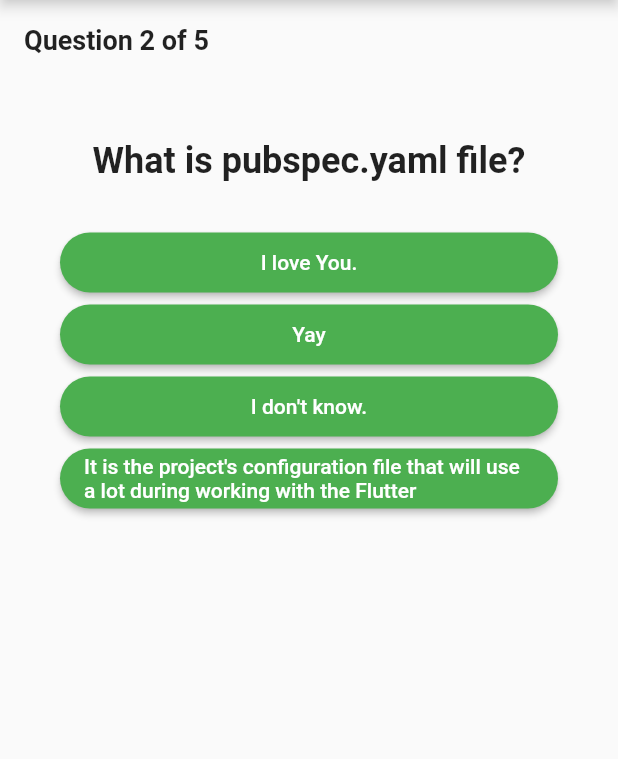
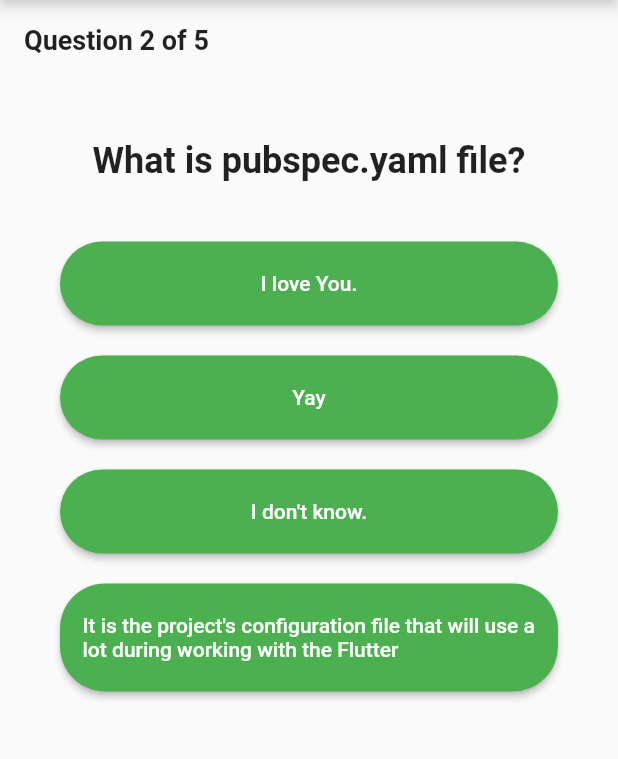
Before and after one commit to ffwatcharin/flutter_training_challenge_HCRL, a Flutter app: the screen it shows after launch, after a tap on "Start Quiz", after a tap on "May the force be with you.", on a phone screen of 412 x 824 dp, the part 90-849 px from its top. Run offline on Flutter 3.47's test engine with Material 2 defaults, Android fonts, the phone set to English and light mode, and no system bars.

Commit message:
edit anser button

```diff
--- a/quiz_app/lib/screens/questions_screen.dart
+++ b/quiz_app/lib/screens/questions_screen.dart
@@ -74,11 +74,14 @@ class _QuestionsScreenState extends State<QuestionsScreen> {
                   ),
                   ...shuffledAnswer.map(
                     (answer) {
-                      return AnswerButton(
-                        answerText: answer,
-                        onTap: () {
-                          answerQustion(answer);
-                        },
+                      return Padding(
+                        padding: const EdgeInsets.symmetric(vertical: 10),
+                        child: AnswerButton(
+                          answerText: answer,
+                          onTap: () {
+                            answerQustion(answer);
+                          },
+                        ),
                       );
                     },
                   ),
--- a/quiz_app/lib/widgets/answer_button.dart
+++ b/quiz_app/lib/widgets/answer_button.dart
@@ -17,9 +17,9 @@ class AnswerButton extends StatelessWidget {
       style: ElevatedButton.styleFrom(
         backgroundColor: Colors.green,
         shape: RoundedRectangleBorder(
-          borderRadius: BorderRadius.circular(100),
+          borderRadius: BorderRadius.circular(30),
         ),
-        fixedSize: const Size(200, 40),
+        padding: const EdgeInsets.symmetric(vertical: 20, horizontal: 15),
       ),
       child: Text(answerText),
     );
```
